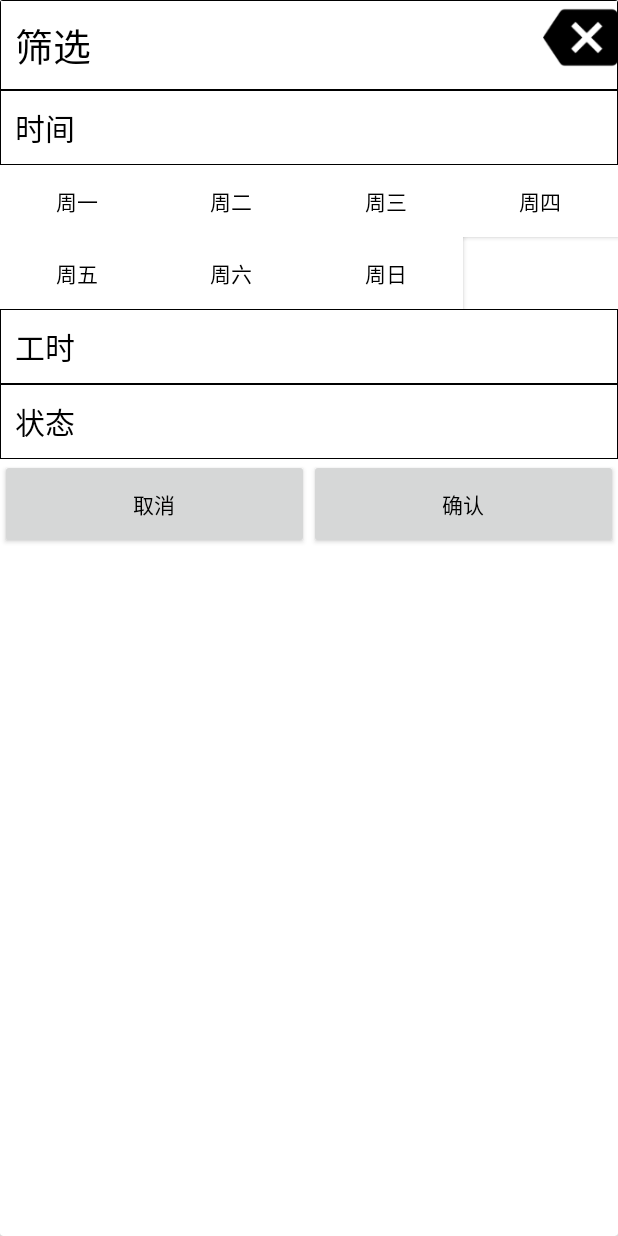
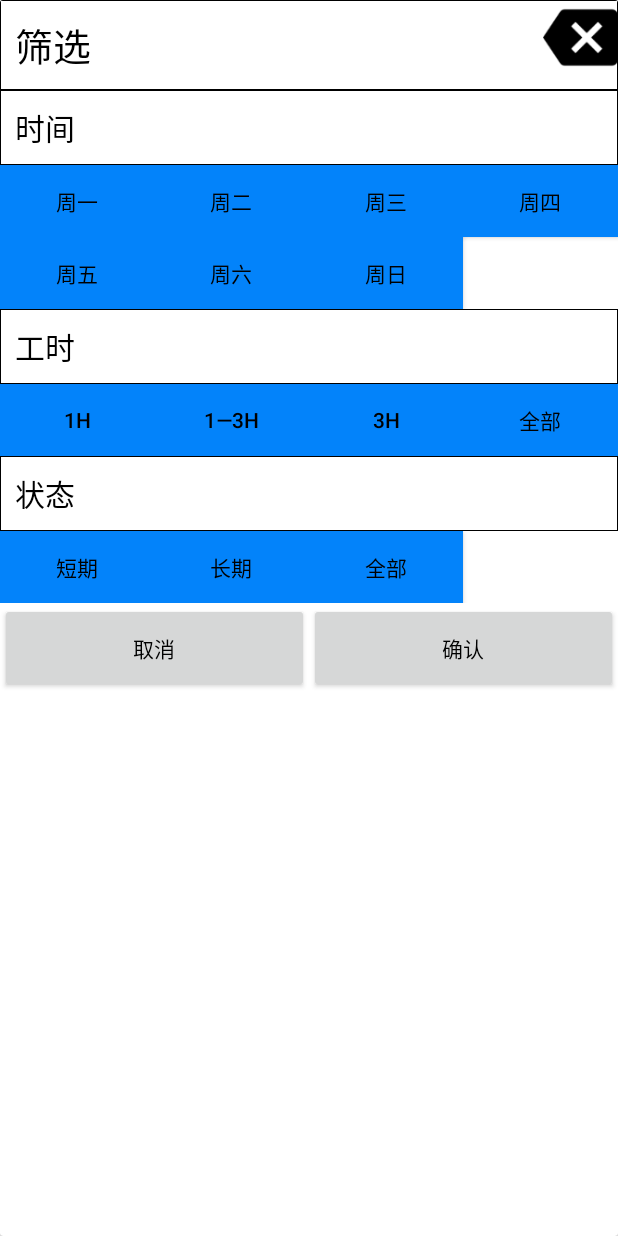
Before and after one commit to FourfireChen/Yw, an Android app: the fragment DrawerFragemnt shown on its own in the app's theme, on a phone screen of 412 x 824 dp. Run offline under Robolectric (Android 15) with nearby library versions, the phone set to English and light mode, and no system bars; our stand-ins replace ButterKnife.

Commit message:
解决了筛选界面的复选问题，但是颜色太丑了！！！

```diff
--- a/app/src/main/java/com/creativecompany/all/activity/DrawerFragemnt.java
+++ b/app/src/main/java/com/creativecompany/all/activity/DrawerFragemnt.java
@@ -45,10 +45,7 @@ public class DrawerFragemnt extends Fragment {
     Unbinder unbinder;
     private DrawerCallback mDrawerCallback;
     private onCheckBoxListListener mOnCheckBoxListListener;
-    private SelectorListAdapter mTimeSelectorsAdapter = new SelectorListAdapter(TIME),
-            mWorkTimeSelectorsAdapter = new SelectorListAdapter(WORK_TIME),
-            mStatusSelectorsAdapter = new SelectorListAdapter(STATUS);
-
+    private SelectorListAdapter mTimeSelectorsAdapter = new SelectorListAdapter(TIME), mWorkTimeSelectorsAdapter = new SelectorListAdapter(WORK_TIME), mStatusSelectorsAdapter = new SelectorListAdapter(STATUS);
 
 
     @Nullable
@@ -60,14 +57,13 @@ public class DrawerFragemnt extends Fragment {
         return view;
     }
 
-    private void init()
-    {
+    private void init() {
         mDrawerTimeSelector.setAdapter(mTimeSelectorsAdapter);
         mDrawerTimeSelector.setLayoutManager(new GridLayoutManager(getContext(), 4));
-        mDrawerTimeSelector.setAdapter(mTimeSelectorsAdapter);
-        mDrawerTimeSelector.setLayoutManager(new GridLayoutManager(getContext(), 4));
-        mDrawerTimeSelector.setAdapter(mTimeSelectorsAdapter);
-        mDrawerTimeSelector.setLayoutManager(new GridLayoutManager(getContext(), 4));
+        mDrawerWorkTimeSelector.setAdapter(mWorkTimeSelectorsAdapter);
+        mDrawerWorkTimeSelector.setLayoutManager(new GridLayoutManager(getContext(), 4));
+        mDrawerStatusSelector.setAdapter(mStatusSelectorsAdapter);
+        mDrawerStatusSelector.setLayoutManager(new GridLayoutManager(getContext(), 4));
     }
 
     @Override
@@ -80,7 +76,6 @@ public class DrawerFragemnt extends Fragment {
     public void setOnCheckBoxListListener(onCheckBoxListListener onCheckBoxListListener) {
         mOnCheckBoxListListener = onCheckBoxListListener;
     }
-
 
 
     @OnClick({R.id.close_drawer, R.id.drawer_cancel, R.id.drawer_confirm})
@@ -110,25 +105,21 @@ public class DrawerFragemnt extends Fragment {
         mDrawerCallback = drawerCallback;
     }
 
-    private HashMap<Integer, Integer> getCheckedIndexs(SelectorListAdapter adapter, int type)
-    {
+    private HashMap<Integer, Integer> getCheckedIndexs(SelectorListAdapter adapter, int type) {
         HashMap<Integer, Integer> checked = new HashMap<>();
-        for(int i = 0; i < adapter.getButtonsSelected().size(); i++)
-        {
-            if(adapter.getButtonsSelected().get(i))
-            {
+        for (int i = 0; i < adapter.getButtonsSelected().size(); i++) {
+            if (adapter.getButtonsSelected().get(i)) {
                 checked.put(type, i);
             }
         }
         return checked;
     }
 
-    interface DrawerCallback
-    {
+    interface DrawerCallback {
         void closeDrawer();
     }
 
-    interface onCheckBoxListListener{
+    interface onCheckBoxListListener {
         void onConfirm(HashMap<Integer, Integer> checked);
     }
 
--- a/app/src/main/java/com/creativecompany/all/activity/SelectorListAdapter.java
+++ b/app/src/main/java/com/creativecompany/all/activity/SelectorListAdapter.java
@@ -4,6 +4,7 @@ import android.support.v7.widget.RecyclerView;
 import android.view.View;
 import android.view.ViewGroup;
 import android.widget.Button;
+import android.widget.ToggleButton;
 
 import com.creativecompany.R;
 import com.creativecompany.util.ID;
@@ -36,9 +37,9 @@ public class SelectorListAdapter extends RecyclerView.Adapter<SelectorListAdapte
 
     @Override
     public SelectorViewHolder onCreateViewHolder(ViewGroup parent, int viewType) {
-        View view = new Button(parent.getContext());
-        ((Button) view).setBackground(parent.getResources().getDrawable(R.drawable.buttonselector, null));
-        ((Button) view).setOnClickListener(new View.OnClickListener() {
+        View view = new ToggleButton(parent.getContext());
+        view.setBackground(parent.getResources().getDrawable(R.drawable.all_drawer_selector_item, null));
+        view.setOnClickListener(new View.OnClickListener() {
             @Override
             public void onClick(View v) {
                 int index = items.indexOf(((Button) v).getText());
@@ -52,6 +53,8 @@ public class SelectorListAdapter extends RecyclerView.Adapter<SelectorListAdapte
 
     @Override
     public void onBindViewHolder(SelectorViewHolder holder, int position) {
+        holder.mButton.setTextOn(items.get(position));
+        holder.mButton.setTextOff(items.get(position));
         holder.mButton.setText(items.get(position));
     }
 
@@ -73,11 +76,11 @@ public class SelectorListAdapter extends RecyclerView.Adapter<SelectorListAdapte
     }
 
     class SelectorViewHolder extends RecyclerView.ViewHolder {
-        private Button mButton;
+        private ToggleButton mButton;
 
         public SelectorViewHolder(View itemView) {
             super(itemView);
-            mButton = (Button) itemView;
+            mButton = (ToggleButton) itemView;
         }
     }
 
--- a/app/src/main/java/com/creativecompany/common/ActivitiesOrSponsorFragment.java
+++ b/app/src/main/java/com/creativecompany/common/ActivitiesOrSponsorFragment.java
@@ -97,10 +97,9 @@ public class ActivitiesOrSponsorFragment extends BaseFragment implements Adapter
 
     @OnClick(R.id.home_item_all)
     public void onViewClicked() {
-        /*Bundle types = new Bundle();
+        Bundle types = new Bundle();
         types.putInt(FRAGEMTN_TYPE, type);
-        jumpToAnotherActivity(AllActivity.class, types);*/
-        ViewModelProviders.of(this).get(CommonModel.class).changeActivity2();
+        jumpToAnotherActivity(AllActivity.class, types);
     }
 
     @Override
--- /dev/null
+++ b/app/src/main/res/drawable/all_drawer_selector_item.xml
@@ -0,0 +1,7 @@
+<?xml version="1.0" encoding="utf-8"?>
+<selector xmlns:android="http://schemas.android.com/apk/res/android">
+    <item android:drawable="@color/colorAccent"
+        android:state_checked="true"/>
+    <item android:state_checked="false"
+        android:drawable="@color/colorPrimary"/>
+</selector>
--- a/app/src/main/res/drawable/buttonselector.xml
+++ /dev/null
@@ -1,8 +0,0 @@
-<?xml version="1.0" encoding="utf-8"?>
-<selector xmlns:android="http://schemas.android.com/apk/res/android">
-    <item android:state_selected="true"
-        android:state_checkable="true"
-        android:state_checked="true"
-        android:drawable="@color/colorPrimaryDark"/>
-    <item android:drawable="@color/white"/>
-</selector>
```
Also changed, not shown: app/src/main/java/com/creativecompany/common/CommonModel.java (+1 -16 lines), app/src/main/res/drawable/empty.xml (deleted, +0 -8 lines).
